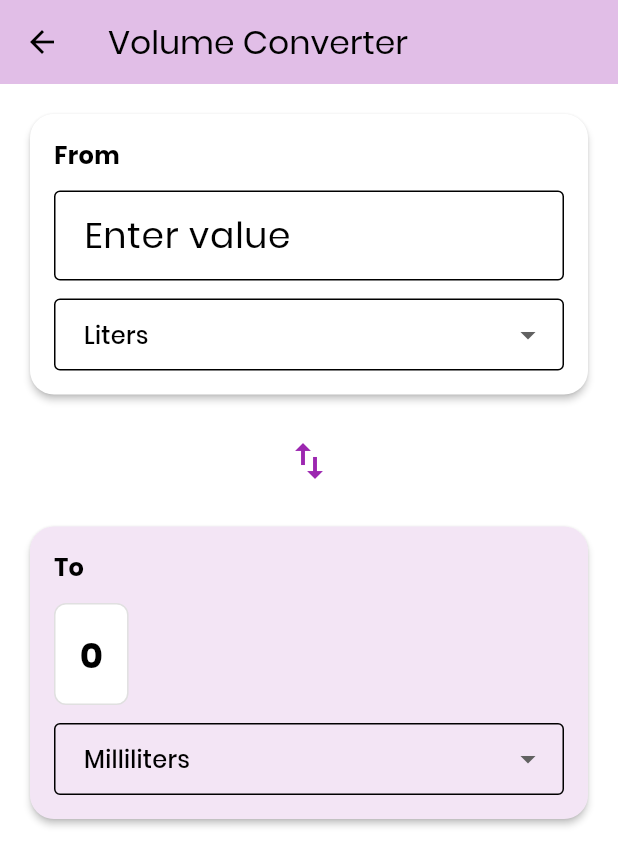
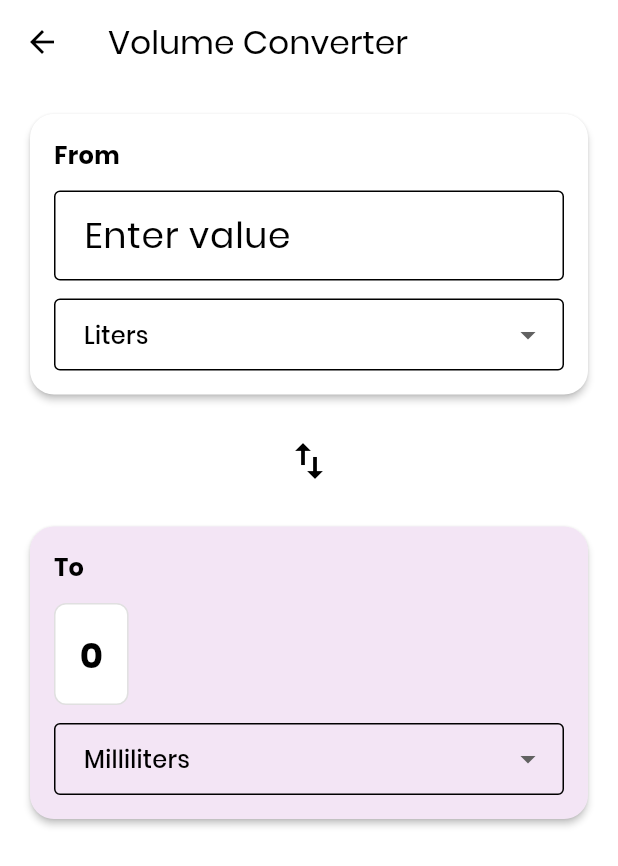
Before and after one commit to 1ynies/smart_calculator, a Flutter app: the ConverterScreen screen opened directly, after a tap on "Voulme", on a phone screen of 412 x 824 dp. Shown: the top 866 px of the screen. Run offline on Flutter 3.47's test engine with Material 3 defaults, Android fonts, the phone set to English and light mode, and no system bars; our stand-ins replace flutter_svg, get.

Commit message:
major changes

```diff
--- a/lib/main.dart
+++ b/lib/main.dart
@@ -14,6 +14,7 @@ class MyApp extends StatelessWidget {
   @override
   Widget build(BuildContext context) {
     return GetMaterialApp(
+      debugShowCheckedModeBanner: false,
       theme: AppTheme.lightTheme,
 
       home: SplashScreen(),
--- a/lib/presentation/Screen/age_calculator_screen.dart
+++ b/lib/presentation/Screen/age_calculator_screen.dart
@@ -1,5 +1,7 @@
 import 'package:flutter/material.dart';
+import 'package:flutter_svg/svg.dart';
 import 'package:get/get.dart';
+import 'package:smart_calculator/presentation/Screen/converter_screen.dart';
 import '../controller/converter_controller.dart';
 
 class AgeCalculatorScreen extends StatelessWidget {
@@ -15,7 +17,6 @@ class AgeCalculatorScreen extends StatelessWidget {
           'Age Calculator',
           style: TextStyle(fontFamily: 'Poppins'),
         ),
-        backgroundColor: const Color(0xFFe1bee7),
       ),
       body: SafeArea(
         child: Padding(
--- a/lib/presentation/Screen/converter_screen.dart
+++ b/lib/presentation/Screen/converter_screen.dart
@@ -1,8 +1,5 @@
 import 'package:flutter/material.dart';
-import 'package:flutter_svg/flutter_svg.dart';
-import 'package:get/get.dart';
 import 'package:smart_calculator/presentation/widgets/Clickable_converter_widget.dart';
-import '../controller/converter_controller.dart';
 import '../../domain/entities/converter.dart';
 
 class ConverterScreen extends StatelessWidget {
@@ -15,19 +12,39 @@ class ConverterScreen extends StatelessWidget {
         child: Padding(
           padding: const EdgeInsets.all(16.0),
           child: GridView.count(
-            mainAxisSpacing: 5.0,
-            crossAxisSpacing: 3.0,
+            mainAxisSpacing: 10.0,
+            crossAxisSpacing: 10.0,
             crossAxisCount: 3,
             children: [
               ClickableSvgTextWidget(
                 type: ConverterType.volume,
-                svgPath: 'assets/svg/cube/svg',
+                svgPath: 'assets/svg/funnel.svg',
                 label: 'Voulme',
               ),
               ClickableSvgTextWidget(
                 type: ConverterType.data,
-                svgPath: 'assets/svg/cloud.svg',
+                svgPath: 'assets/svg/server.svg',
                 label: 'Data',
+              ),
+              ClickableSvgTextWidget(
+                type: ConverterType.age,
+                svgPath: 'assets/svg/age.svg',
+                label: 'Age',
+              ),
+              ClickableSvgTextWidget(
+                type: ConverterType.discount,
+                svgPath: 'assets/svg/percent.svg',
+                label: 'Discount',
+              ),
+              ClickableSvgTextWidget(
+                type: ConverterType.time,
+                svgPath: 'assets/svg/clock.svg',
+                label: 'Time',
+              ),
+              ClickableSvgTextWidget(
+                type: ConverterType.temperature,
+                svgPath: 'assets/svg/temperature.svg',
+                label: 'Temp',
               ),
             ],
           ),
--- a/lib/presentation/Screen/data_converter_screen.dart
+++ b/lib/presentation/Screen/data_converter_screen.dart
@@ -1,5 +1,8 @@
 import 'package:flutter/material.dart';
+import 'package:flutter_svg/svg.dart';
 import 'package:get/get.dart';
+import 'package:smart_calculator/presentation/Screen/converter_screen.dart';
+import 'package:smart_calculator/presentation/Screen/homepage_screen.dart';
 import 'package:smart_calculator/presentation/Screen/standard_converter_screen.dart';
 import '../controller/converter_controller.dart';
 import '../../domain/entities/converter.dart';
@@ -14,11 +17,12 @@ class DataConverterScreen extends StatelessWidget {
   Widget build(BuildContext context) {
     return Scaffold(
       appBar: AppBar(
+
         title: const Text(
           'Data Converter',
           style: TextStyle(fontFamily: 'Poppins'),
         ),
-        backgroundColor: const Color(0xFFe1bee7),
+
       ),
       body: SafeArea(
         child: Padding(
--- a/lib/presentation/Screen/discount_calculator_screen.dart
+++ b/lib/presentation/Screen/discount_calculator_screen.dart
@@ -15,7 +15,7 @@ class DiscountCalculatorScreen extends StatelessWidget {
           'Discount Calculator',
           style: TextStyle(fontFamily: 'Poppins'),
         ),
-        backgroundColor: const Color(0xFFe1bee7),
+
       ),
       body: SafeArea(
         child: Padding(
--- a/lib/presentation/Screen/standard_converter_screen.dart
+++ b/lib/presentation/Screen/standard_converter_screen.dart
@@ -21,7 +21,7 @@ class StandardConverterWidget extends StatelessWidget {
           child: IconButton(
             onPressed: () => controller.swapUnits(),
             icon: const Icon(Icons.swap_vert, size: 32),
-            color: const Color(0xFF9c27b0),
+
           ),
         ),
         const SizedBox(height: 16),
--- a/lib/presentation/Screen/temperature_converter_screen.dart
+++ b/lib/presentation/Screen/temperature_converter_screen.dart
@@ -1,8 +1,6 @@
 import 'package:flutter/material.dart';
-import 'package:get/get.dart';
 import 'package:smart_calculator/presentation/Screen/standard_converter_screen.dart';
 import '../controller/converter_controller.dart';
-import '../../domain/entities/converter.dart';
 
 class TemperatureConverterScreen extends StatelessWidget {
   final ConverterController controller;
@@ -14,12 +12,11 @@ class TemperatureConverterScreen extends StatelessWidget {
   Widget build(BuildContext context) {
     return Scaffold(
       appBar: AppBar(
-
         title: const Text(
           'Temperature Converter',
           style: TextStyle(fontFamily: 'Poppins'),
         ),
-        backgroundColor: const Color(0xFFe1bee7),
+
       ),
       body: SafeArea(
         child: Padding(
--- a/lib/presentation/Screen/volume_converter_screen.dart
+++ b/lib/presentation/Screen/volume_converter_screen.dart
@@ -18,7 +18,7 @@ class VolumeConverterScreen extends StatelessWidget {
           'Volume Converter',
           style: TextStyle(fontFamily: 'Poppins'),
         ),
-        backgroundColor: const Color(0xFFe1bee7),
+
       ),
       body: SafeArea(
         child: Padding(
--- a/lib/presentation/widgets/Clickable_converter_widget.dart
+++ b/lib/presentation/widgets/Clickable_converter_widget.dart
@@ -1,5 +1,6 @@
 import 'package:flutter/material.dart';
 import 'package:flutter_svg/flutter_svg.dart';
+import 'package:smart_calculator/core/theme.dart';
 import 'package:smart_calculator/domain/entities/converter.dart';
 import 'package:smart_calculator/presentation/Screen/age_calculator_screen.dart';
 import 'package:smart_calculator/presentation/Screen/data_converter_screen.dart';
@@ -8,12 +9,8 @@ import 'package:smart_calculator/presentation/Screen/temperature_converter_scree
 import 'package:smart_calculator/presentation/Screen/time_converter_screen.dart';
 import 'package:smart_calculator/presentation/Screen/volume_converter_screen.dart';
 import 'package:smart_calculator/presentation/controller/converter_controller.dart';
-import 'package:flutter/material.dart';
-import 'package:flutter_svg/flutter_svg.dart';
+
 import 'package:get/get.dart';
-import 'package:smart_calculator/presentation/widgets/Clickable_converter_widget.dart';
-import '../controller/converter_controller.dart';
-import '../../domain/entities/converter.dart';
 
 class ClickableSvgTextWidget extends StatefulWidget {
   final ConverterType type;
@@ -28,7 +25,7 @@ class ClickableSvgTextWidget extends StatefulWidget {
     required this.svgPath,
     required this.label,
     this.initialColor = Colors.white,
-    this.tappedColor = Colors.lightBlue,
+    this.tappedColor = const Color(0xFFdfcdfd),
   }) : super(key: key);
 
   @override
@@ -46,24 +43,37 @@ class _ClickableSvgTextWidgetState extends State<ClickableSvgTextWidget> {
     _currentColor = widget.initialColor; // Start with initial color
   }
 
-  void _toggleColor() {
+  void _setToTappedColor() {
     setState(() {
-      _currentColor = _currentColor == widget.initialColor
-          ? widget.tappedColor
-          : widget.initialColor;
+
+      _currentColor = widget.tappedColor;
+    });
+  }
+
+
+  void _resetToInitialColor() {
+    setState(() {
+      _currentColor = widget.initialColor;
     });
   }
 
   @override
   Widget build(BuildContext context) {
     return GestureDetector(
-      onTap: (){
-        _navigateToConverter(widget.type);
+      onTap: () async {
+        _setToTappedColor();
+        await Future.delayed(
+          Duration(milliseconds: 6),
+        ); // Pause to see the color change
+       _navigateToConverter(widget.type);
+
+        _resetToInitialColor();
       },
       child: Container(
+        alignment: Alignment.center,
         padding: EdgeInsets.only(right: 10.0),
         decoration: BoxDecoration(
-          color:  _currentColor,
+          color: _currentColor,
           borderRadius: BorderRadius.circular(16),
           boxShadow: [
             BoxShadow(
@@ -73,9 +83,10 @@ class _ClickableSvgTextWidgetState extends State<ClickableSvgTextWidget> {
             ),
           ],
         ),
-         // Background color that toggles
+        // Background color that toggles
         child: Column(
           mainAxisAlignment: MainAxisAlignment.center,
+          crossAxisAlignment: CrossAxisAlignment.center,
           children: [
             SvgPicture.asset(widget.svgPath, width: 60, height: 60),
 
--- a/lib/presentation/widgets/calculator_button_widget.dart
+++ b/lib/presentation/widgets/calculator_button_widget.dart
@@ -33,6 +33,7 @@ class CalculatorButtonWidget extends StatelessWidget {
           child: InkWell(
             onTap: onPressed,
             child: Container(
+
               width: width,
               height: height,
               child: Center(
@@ -76,6 +77,7 @@ class EqualsButton extends StatelessWidget {
           child: InkWell(
             onTap: onPressed,
             child: Container(
+
               width: width,
               height: height,
               child: Center(
```
Also changed, not shown: lib/presentation/Screen/time_converter_screen.dart (+12 -4 lines), assets/svg/age.svg (added), assets/svg/clock.svg (added), assets/svg/funnel.svg (added), assets/svg/temperature.svg (added).
